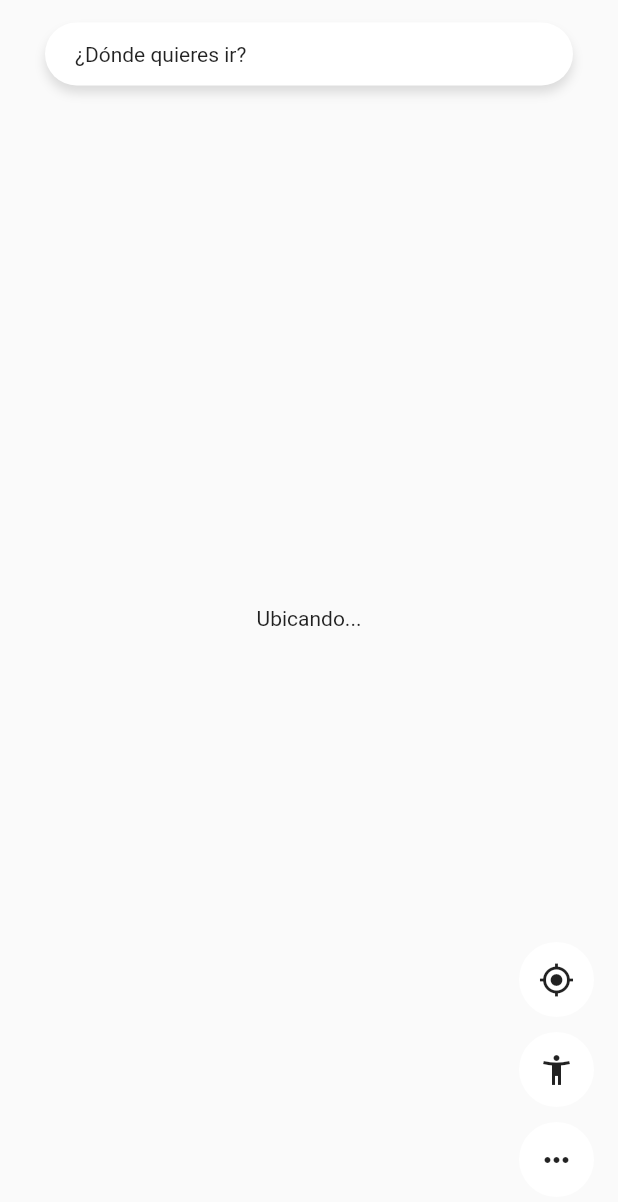
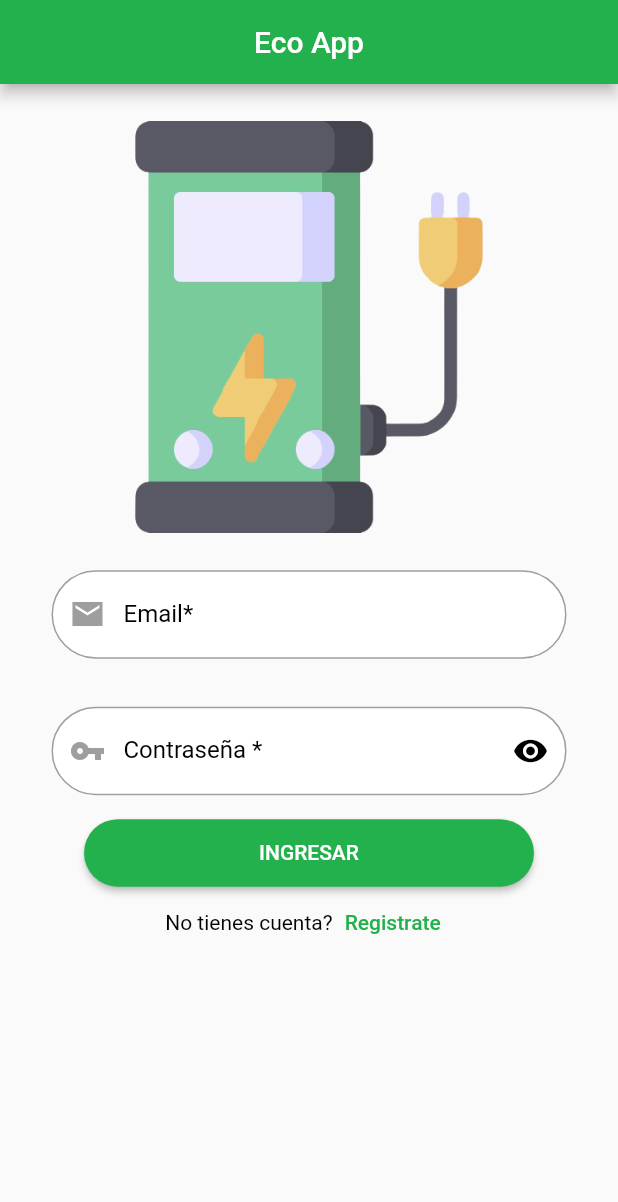
Before and after one commit to felipe-tangarife/eco-App-Front, a Flutter app: the screen it shows after launch, on a phone screen of 412 x 824 dp. Shown: the top 1202 px of the screen. Run offline on Flutter 3.47's test engine with Material 2 defaults, Android fonts, the phone set to English and light mode, and no system bars; drawn by our look-alikes of rounded_loading_button; our stand-ins replace animate_do, bloc, dio, flushbar, flutter_bloc, geolocator and 2 more; missing offline and left inert: polyline.

Commit message:
Create login view

```diff
--- /dev/null
+++ b/lib/constants/api_constant.dart
@@ -0,0 +1,5 @@
+class ApiConstant {
+  static const String BASE_URL = "https://localhost:44373/api";
+  static const String REGISTER_URL = BASE_URL + "/";
+  static const String LOGIN_URL = BASE_URL + "/";
+}
--- /dev/null
+++ b/lib/constants/colors.dart
@@ -0,0 +1,10 @@
+import 'dart:ui';
+
+import 'package:flutter/material.dart';
+
+class Styles {
+  //Colors
+  static const Color PRIMARY_COLOR = Color.fromRGBO(35, 177, 77, 1);
+  static const Color SECONDARY_COLOR = Colors.white;
+  static const Color THIRD_COLOR = Colors.black;
+}
--- /dev/null
+++ b/lib/constants/images.dart
@@ -0,0 +1,3 @@
+class Images {
+  static const String LOGO_APP = 'assets/images/fuel_station.png';
+}
--- a/lib/helpers/custom_image_markers.dart
+++ b/lib/helpers/custom_image_markers.dart
@@ -7,7 +7,7 @@ Future<BitmapDescriptor> getAssetImageMarker() async {
     ImageConfiguration(
       devicePixelRatio: 2.5
     ),
-    'assets/custom-pin.png'
+    'assets/icons/custom-pin.png'
   );
 }
 
--- a/lib/main.dart
+++ b/lib/main.dart
@@ -3,6 +3,7 @@ import 'package:eco_app3/bloc/search/search_bloc.dart';
 import 'package:eco_app3/bloc/user_location/user_location_bloc.dart';
 import 'package:eco_app3/views/access_gps_page.dart';
 import 'package:eco_app3/views/loading_page.dart';
+import 'package:eco_app3/views/login.dart';
 import 'package:eco_app3/views/map_page.dart';
 import 'package:flutter/material.dart';
 import 'package:flutter_bloc/flutter_bloc.dart';
@@ -22,13 +23,14 @@ class MyApp extends StatelessWidget {
         BlocProvider(create: ( _ ) => SearchBloc() ),
       ],
       child: MaterialApp(
-        title: 'Material App',
+        title: 'Eco App',
         debugShowCheckedModeBanner: false,
-        home: LoadingPage(),
+        home: LoginPage(),
         routes: {
           'map'      : ( _ ) => MapPage(),
           'loading'   : ( _ ) => LoadingPage(),
           'access_gps': ( _ ) => AccessGpsPage(),
+          'login': ( _ ) => LoginPage(),
         },
       ),
     );
--- /dev/null
+++ b/lib/utils/form.dart
@@ -0,0 +1,106 @@
+import 'package:flutter/material.dart';
+import 'package:rounded_loading_button/rounded_loading_button.dart';
+import 'package:eco_app3/constants/colors.dart';
+
+InputDecoration _buildTextDecoration(
+    String labelText, IconData icon, bool required) {
+  return InputDecoration(
+    prefixIcon: icon != null ? Icon(icon, color: Colors.grey) : null,
+    fillColor: Colors.white,
+    labelText: required ? labelText + '*' : labelText,
+    labelStyle: TextStyle(color: Styles.THIRD_COLOR),
+    focusedBorder: OutlineInputBorder(
+      borderSide: BorderSide(color: Styles.THIRD_COLOR),
+      borderRadius: BorderRadius.all(Radius.circular(50.0)),
+    ),
+    border:
+    OutlineInputBorder(borderRadius: BorderRadius.all(Radius.circular(50))),
+  );
+}
+
+InputDecoration _buildPasswordDecoration(
+    String labelText, IconData icon, bool required, IconButton suffixIcon) {
+  return InputDecoration(
+    prefixIcon: icon != null ? Icon(icon, color: Colors.grey) : null,
+    suffixIcon: suffixIcon,
+    labelText: required ? labelText + ' *' : labelText,
+    labelStyle: TextStyle(color: Styles.THIRD_COLOR),
+    focusedBorder: OutlineInputBorder(
+      borderSide: BorderSide(color: Styles.THIRD_COLOR),
+      borderRadius: BorderRadius.all(Radius.circular(50.0)),
+    ),
+    border:
+    OutlineInputBorder(borderRadius: BorderRadius.all(Radius.circular(50))),
+  );
+}
+
+Widget textFormCapitalize(
+    context, icon, labelText, validator, controller, required) {
+  return Container(
+    decoration: BoxDecoration(
+      color: Colors.white,
+      borderRadius: BorderRadius.all(Radius.circular(50)),
+    ),
+    child: TextFormField(
+        controller: controller,
+        autofocus: false,
+        textCapitalization: TextCapitalization.sentences,
+        validator: validator,
+        decoration: _buildTextDecoration(labelText, icon, required)),
+  );
+}
+
+Widget textFormNumber(
+    context, icon, labelText, validator, controller, required) {
+  return Container(
+    decoration: BoxDecoration(
+      color: Colors.white,
+      borderRadius: BorderRadius.all(Radius.circular(50)),
+    ),
+    child: TextFormField(
+        autofocus: false,
+        keyboardType: TextInputType.number,
+        validator: validator,
+        controller: controller,
+        decoration: _buildTextDecoration(labelText, icon, required)),
+  );
+}
+
+Widget textFormPassword(context, icon, labelText, validator, controller,
+    required, hideText, onPressed) {
+  return Container(
+    decoration: BoxDecoration(
+      color: Colors.white,
+      borderRadius: BorderRadius.all(Radius.circular(50)),
+    ),
+    child: TextFormField(
+      autofocus: false,
+      obscureText: hideText,
+      validator: validator,
+      controller: controller,
+      decoration: _buildPasswordDecoration(
+        labelText,
+        icon,
+        required,
+        IconButton(
+            icon: Icon(
+              hideText ? Icons.remove_red_eye : Icons.no_encryption,
+              color: Styles.THIRD_COLOR,
+            ),
+            onPressed: onPressed),
+      ),
+    ),
+  );
+}
+
+RoundedLoadingButton loadingButton(
+    RoundedLoadingButtonController btnController, String text, onPressed) {
+  return RoundedLoadingButton(
+    height: 45,
+    color: Styles.PRIMARY_COLOR,
+    successColor: Styles.THIRD_COLOR,
+    child: Text(text, style: TextStyle(color: Colors.white)),
+    controller: btnController,
+    onPressed: onPressed,
+  );
+}
--- /dev/null
+++ b/lib/utils/validators.dart
@@ -0,0 +1,26 @@
+String validateText(String text) {
+  if (text.isEmpty)
+    return "Campo requerido";
+  return null;
+}
+
+String validatePassword(String password) {
+  RegExp hasUpper = RegExp(r'[A-Z]');
+  RegExp hasLower = RegExp(r'[a-z]');
+  RegExp hasDigit = RegExp(r'\d');
+  RegExp hasPunct = RegExp(r'[!@#\$&*~-]');
+
+  if (password.isEmpty)
+    return "Ingrese la contraseña";
+  if (password.length < 9)
+    return "La contraseña debe tener mínimo 8 caracteres";
+  if (!hasUpper.hasMatch(password))
+    return "La contraseña debe tener una letra mayúscula";
+  if (!hasLower.hasMatch(password))
+    return "La contraseña debe tener una letra minúscula";
+  if (!hasDigit.hasMatch(password))
+    return "La contraseña debe tener un número";
+  if (!hasPunct.hasMatch(password))
+    return "La contraseña debe tener un caracter especial";
+  return null;
+}
--- /dev/null
+++ b/lib/views/login.dart
@@ -0,0 +1,150 @@
+import 'dart:convert';
+
+import 'package:eco_app3/constants/api_constant.dart';
+import 'package:eco_app3/constants/colors.dart';
+import 'package:eco_app3/constants/images.dart';
+import 'package:eco_app3/services/auth.dart';
+import 'package:eco_app3/utils/form.dart';
+import 'package:eco_app3/utils/validators.dart';
+import 'package:eco_app3/widgets/snack_bar.dart';
+import 'package:flutter/cupertino.dart';
+import 'package:flutter/material.dart';
+import 'package:flutter/services.dart';
+import 'package:rounded_loading_button/rounded_loading_button.dart';
+
+class LoginPage extends StatefulWidget {
+  @override
+  State<StatefulWidget> createState() => _LoginPageState();
+}
+
+class _LoginPageState extends State<LoginPage> {
+  final formKey = new GlobalKey<FormState>();
+  final RoundedLoadingButtonController _btnController =
+      new RoundedLoadingButtonController();
+  final TextEditingController idController = new TextEditingController();
+  final TextEditingController passwordController = new TextEditingController();
+  AuthService _authService;
+  bool _hidePassword;
+
+  @override
+  void initState() {
+    SystemChrome.setEnabledSystemUIOverlays([]);
+    _authService = new AuthService();
+    _hidePassword = true;
+    super.initState();
+  }
+
+  login() async {
+    final form = formKey.currentState;
+    form.save();
+    if (form.validate()) {
+      //TODO: Create request body.
+      Map data = {
+        'email': idController.text,
+        'password': passwordController.text
+      };
+      try {
+        var response = await _authService.login(ApiConstant.LOGIN_URL, data);
+        if (response.statusCode == 200) {
+          //TODO: Process the response.
+          var jsonResponse = json.decode(response.body);
+
+          _btnController.success();
+
+          Navigator.pushNamed(context, 'loading');
+        } else {
+          buildSnackBar(context, "Error", "Credenciales incorrectas");
+          _btnController.stop();
+        }
+      } on Exception {
+        buildSnackBar(context, "Error", "Error inesperado");
+        _btnController.stop();
+      }
+    } else {
+      _btnController.stop();
+    }
+  }
+
+  @override
+  Widget build(BuildContext context) {
+    return Scaffold(
+      appBar: AppBar(
+        backgroundColor: Styles.PRIMARY_COLOR,
+        title: Center(
+          child: Text("Eco App"),
+        ),
+      ),
+      body: SingleChildScrollView(
+        child: Center(
+          child: Container(
+            height: MediaQuery.of(context).size.height -
+                AppBar().preferredSize.height,
+            width: MediaQuery.of(context).size.width / 1.2,
+            child: Column(
+              children: [
+                SizedBox(
+                  height: MediaQuery.of(context).size.height * 0.03,
+                ),
+                Center(
+                  child: Image.asset(
+                    Images.LOGO_APP,
+                    height: MediaQuery.of(context).size.height / 3,
+                  ),
+                ),
+                SizedBox(
+                  height: MediaQuery.of(context).size.height * 0.03,
+                ),
+                Form(
+                    key: formKey,
+                    child: Column(
+                      children: <Widget>[
+                        textFormNumber(context, Icons.email_sharp, "Email",
+                            validateText, idController, true),
+                        SizedBox(
+                          height: 32,
+                        ),
+                        textFormPassword(
+                            context,
+                            Icons.vpn_key,
+                            "Contraseña",
+                            validateText,
+                            passwordController,
+                            true,
+                            _hidePassword,
+                            () =>
+                                setState(() => _hidePassword = !_hidePassword)),
+                        Padding(
+                          padding: const EdgeInsets.only(top: 16),
+                          child: loadingButton(
+                              _btnController, "Ingresar".toUpperCase(), login),
+                        ),
+                        Row(
+                          mainAxisAlignment: MainAxisAlignment.center,
+                          children: [
+                            Text("No tienes cuenta?",
+                                style: TextStyle(color: Styles.THIRD_COLOR)),
+                            TextButton(
+                                child: Text(
+                                  "Registrate",
+                                  style: TextStyle(color: Styles.PRIMARY_COLOR),
+                                ),
+                                onPressed: () {
+                                  _btnController.stop();
+                                  // Navigator.push(
+                                  //   context,
+                                  //   MaterialPageRoute(
+                                  //       builder: (context) => RegisterPage()),
+                                  // );
+                                }),
+                          ],
+                        )
+                      ],
+                    )),
+              ],
+            ),
+          ),
+        ),
+      ),
+    );
+  }
+}
```
Also changed, not shown: lib/services/auth.dart (added, +25 -0 lines), lib/services/crud_service.dart (added, +51 -0 lines), lib/widgets/snack_bar.dart (added, +25 -0 lines), pubspec.yaml (+7 -1 lines), assets/icons/custom-pin.png (renamed from assets/custom-pin.png), assets/images/fuel_station.png (added), pubspec.lock.
